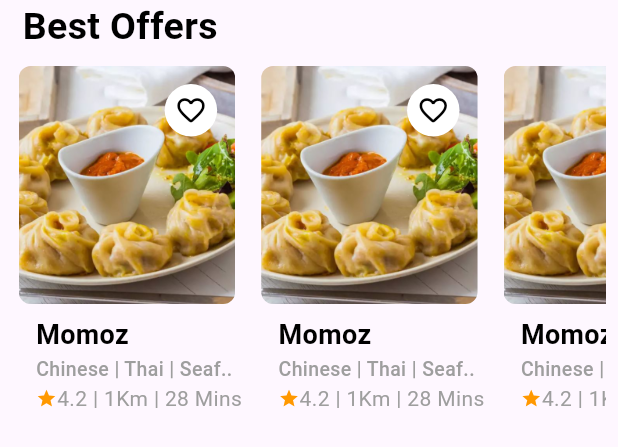
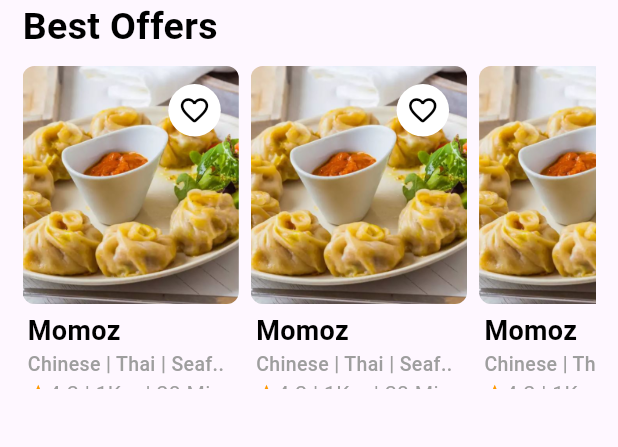
Before and after one commit to kareemabdeen/Foodiepal, a Flutter app: the ListViewWithTitle widget shown alone on an empty page, opened directly, on a phone screen of 412 x 824 dp. Shown: the top 447 px of the screen. Run offline on Flutter 3.47's test engine with Material 3 defaults, Android fonts, the phone set to English and light mode, and no system bars; our stand-ins replace cached_network_image, carousel_slider, font_awesome_flutter, get_it, lottie, shared_preferences and 1 more; accounts and stored records are empty; network calls fail; Roboto replaces fonts that are missing (Montserrat).

Commit message:
handling list view with title padding

```diff
--- a/lib/features/Home/presentation/views/widgets/list_view_with_title.dart
+++ b/lib/features/Home/presentation/views/widgets/list_view_with_title.dart
@@ -16,14 +16,14 @@ class ListViewWithTitle extends StatelessWidget {
     required this.listViewWidget,
     required this.scrollDirection,
     required this.physics,
-    this.listViewHeight = 240, // 240
+    this.listViewHeight = 215, // 240
   });
 
   @override
   Widget build(BuildContext context) {
     return Column(
       crossAxisAlignment: CrossAxisAlignment.start,
-      mainAxisSize: MainAxisSize.max, // min
+      mainAxisSize: MainAxisSize.min, // min
       children: [
         Padding(
           padding: const EdgeInsets.symmetric(horizontal: 15.0),
@@ -33,18 +33,17 @@ class ListViewWithTitle extends StatelessWidget {
           ),
         ),
         Padding(
-          padding: const EdgeInsets.symmetric(horizontal: 8.0),
+          padding: const EdgeInsets.only(top: 8.0, right: 15, left: 15),
           child: SizedBox(
             height: listViewHeight,
             child: ListView.builder(
               physics: physics,
               scrollDirection: scrollDirection,
-              // shrinkWrap: true,
+              //shrinkWrap: true,
               itemCount: 20,
-
               itemBuilder: (context, index) {
                 return Padding(
-                  padding: EdgeInsets.only(right: context.screenWidth * .02),
+                  padding: EdgeInsets.only(right: 8),
                   child: listViewWidget,
                 );
               },
--- a/lib/features/Home/presentation/views/widgets/resturant_details_widget.dart
+++ b/lib/features/Home/presentation/views/widgets/resturant_details_widget.dart
@@ -8,9 +8,7 @@ class ResturantDetailsWidget extends StatelessWidget {
 
   @override
   Widget build(BuildContext context) {
-    return const Padding(
-      padding: EdgeInsets.only(left: 16),
-      child: Column(
+    return const Column(
       crossAxisAlignment: CrossAxisAlignment.start,
       children: [
         Text('Momoz', style: ItemsTextStyles.textStyle18),
@@ -20,7 +18,6 @@ class ResturantDetailsWidget extends StatelessWidget {
             style: ItemsTextStyles.textStyle13),
         ResturantRatingAndDistanceWidget()
       ],
-      ),
     );
   }
 }
--- a/lib/features/Home/presentation/views/widgets/resturant_image_widget.dart
+++ b/lib/features/Home/presentation/views/widgets/resturant_image_widget.dart
@@ -10,7 +10,7 @@ class ResturantImageWidget extends StatelessWidget {
   Widget build(BuildContext context) {
     double containerWidth = context.screenWidth * 0.35;
     return Container(
-      margin: const EdgeInsets.symmetric(vertical: 8),
+      //margin: const EdgeInsets.symmetric(vertical: 8),
       height: containerWidth * 1.1,
       width: context.screenWidth * 0.35,
       decoration: BoxDecoration(
--- a/lib/features/Home/presentation/views/widgets/resturant_listview_item.dart
+++ b/lib/features/Home/presentation/views/widgets/resturant_listview_item.dart
@@ -11,6 +11,7 @@ class ResturantListViewItem extends StatelessWidget {
     return const Column(
       children: [
         ResturantImageWidget(),
+        SizedBox(height: 5),
         ResturantDetailsWidget(),
       ],
     );
```
Lines whose indentation alone changed are shown as unchanged.
